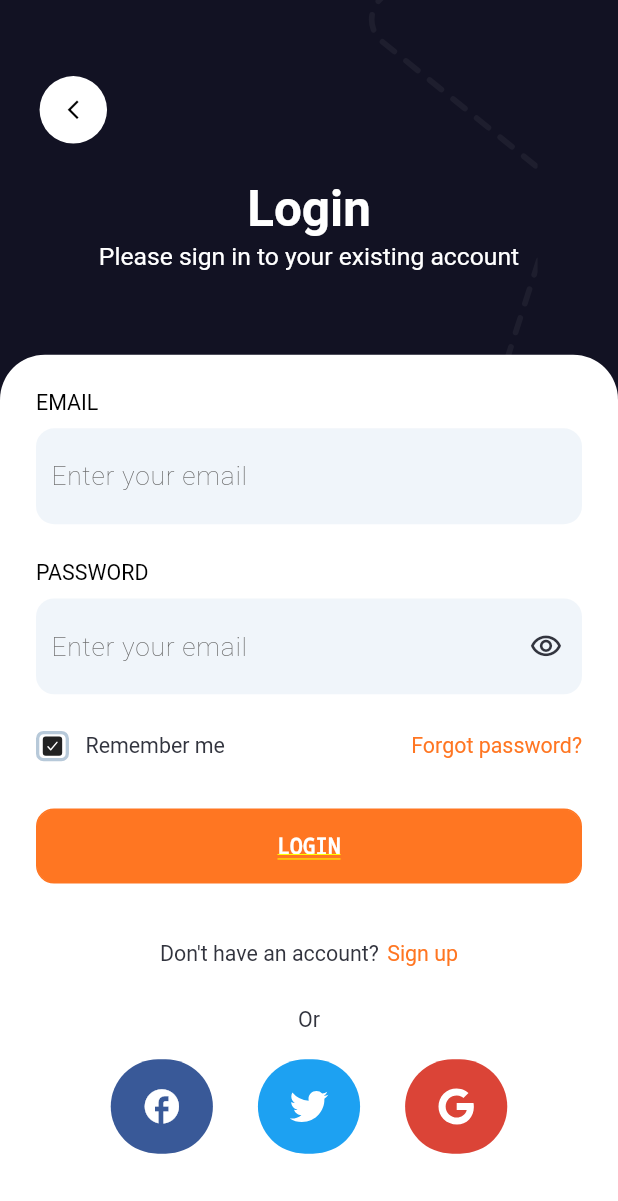
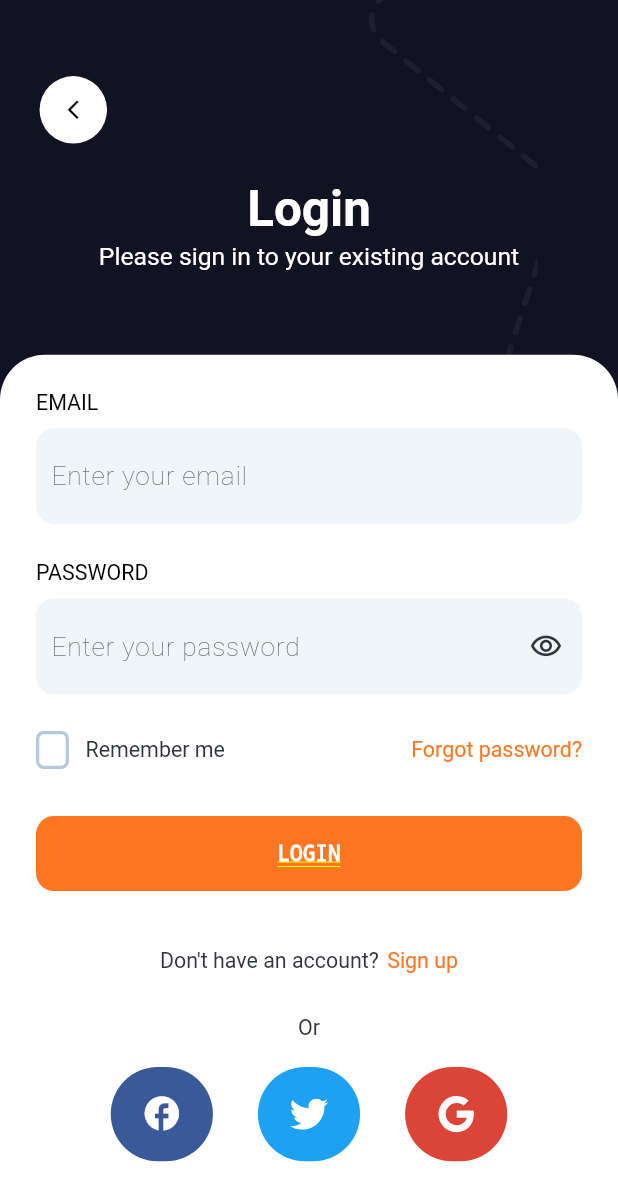
Before and after one commit to Teewhydot/food, a Flutter app: the Login screen opened by its route, on a phone screen of 412 x 824 dp. Shown: the top 1201 px of the screen. Run offline on Flutter 3.47's test engine with Material 3 defaults, Android fonts, the phone set to English and light mode, and no system bars; drawn by our look-alikes of loading_overlay; our stand-ins replace avatar_glow, bloc, cached_network_image, carousel_slider, contained_tab_bar_view, dartz and 17 more; missing offline and left inert: flutter_sliding_box; accounts and stored records are empty; generated files the repository leaves out were written again; Roboto replaces fonts that are missing (Sen).

Commit message:
feat: Enhance login functionality with form validation and remember me feature

```diff
--- /dev/null
+++ b/lib/food/core/utils/validators.dart
@@ -0,0 +1,31 @@
+import 'package:form_field_validator/form_field_validator.dart';
+
+final nameValidator = MultiValidator([
+  RequiredValidator(errorText: 'This field is required'),
+  MinLengthValidator(2, errorText: 'Too short'),
+  MaxLengthValidator(45, errorText: 'Too long'),
+]);
+
+final emailValidator = MultiValidator([
+  RequiredValidator(errorText: 'Email is required'),
+  EmailValidator(errorText: 'Please enter a valid email'),
+]);
+
+final passwordValidator = MultiValidator([
+  RequiredValidator(errorText: 'Password is required'),
+  MinLengthValidator(6, errorText: 'Too short'),
+  MaxLengthValidator(30, errorText: 'Too long'),
+  PatternValidator(
+    r'(?=.*?[#?+.,<>?!@$%,^&*-])',
+    errorText: 'Passwords must have at least one special character',
+  ),
+]);
+
+final addressValidator = MultiValidator([
+  RequiredValidator(errorText: 'This field is required'),
+  MinLengthValidator(2, errorText: 'Address is too short'),
+  MaxLengthValidator(
+    500,
+    errorText: 'Address cannot be more than 500 characters',
+  ),
+]);
--- a/lib/food/features/auth/presentation/screens/login.dart
+++ b/lib/food/features/auth/presentation/screens/login.dart
@@ -6,6 +6,7 @@ import 'package:flutter_screenutil/flutter_screenutil.dart';
 import 'package:food/food/core/helpers/extensions.dart';
 import 'package:food/food/core/routes/routes.dart';
 import 'package:food/food/core/utils/app_utils.dart';
+import 'package:food/food/core/utils/validators.dart';
 import 'package:food/food/features/auth/presentation/manager/auth_bloc/auth_bloc.dart';
 import 'package:food/food/features/auth/presentation/widgets/auth_template.dart';
 import 'package:food/food/features/auth/presentation/widgets/custom_overlay.dart';
@@ -28,7 +29,17 @@ class Login extends StatefulWidget {
 }
 
 class _LoginState extends State<Login> {
+  bool isPasswordVisible = false;
+  bool isRememberMe = false;
   final nav = GetIt.instance<NavigationService>();
+  final TextEditingController emailController = TextEditingController();
+  final TextEditingController passwordController = TextEditingController();
+
+  @override
+  void dispose() {
+    emailController.dispose();
+    super.dispose();
+  }
 
   @override
   Widget build(BuildContext context) {
@@ -53,6 +64,9 @@ class _LoginState extends State<Login> {
           child: Column(
             children: [
               FTextField(
+                controller: emailController,
+                validationMode: AutovalidateMode.onUserInteraction,
+                validate: emailValidator.call,
                 height: 63,
                 hintText: "Enter your email",
                 onChanged: (value) {},
@@ -65,7 +79,9 @@ class _LoginState extends State<Login> {
               FTextField(
                 height: 63,
                 isPassword: true,
-                hintText: "Enter your email",
+                hintText: "Enter your password",
+                validationMode: AutovalidateMode.onUserInteraction,
+                validate: passwordValidator.call,
                 onChanged: (value) {},
                 onTap: () {},
                 keyboardType: TextInputType.emailAddress,
@@ -75,15 +91,22 @@ class _LoginState extends State<Login> {
               24.verticalSpace,
               Row(
                 children: [
-                  FoodContainer(
-                    height: 20,
-                    width: 20,
-                    borderRadius: 5,
-                    hasBorder: true,
-                    borderWidth: 2,
-                    borderColor: kGreyColor,
-                    color: kWhiteColor,
-                    child: Icon(Ionicons.checkbox),
+                  GestureDetector(
+                    onTap: () {
+                      setState(() {
+                        isRememberMe = !isRememberMe;
+                      });
+                    },
+                    child: FoodContainer(
+                      height: 25,
+                      width: 20,
+                      borderRadius: 5,
+                      hasBorder: true,
+                      borderWidth: 2,
+                      borderColor: kGreyColor,
+                      color: isRememberMe ? kPrimaryColor : kWhiteColor,
+                      child: Icon(Icons.check, color: kWhiteColor, size: 15),
+                    ),
                   ),
                   10.horizontalSpace,
                   FText(
--- a/pubspec.yaml
+++ b/pubspec.yaml
@@ -42,6 +42,7 @@ dependencies:
   contained_tab_bar_view: ^0.8.0
   loading_overlay: ^0.4.2
   flutter_spinkit: ^5.2.1
+  form_field_validator: ^1.1.0
 
 
 dev_dependencies:
```
Also changed, not shown: pubspec.lock.
